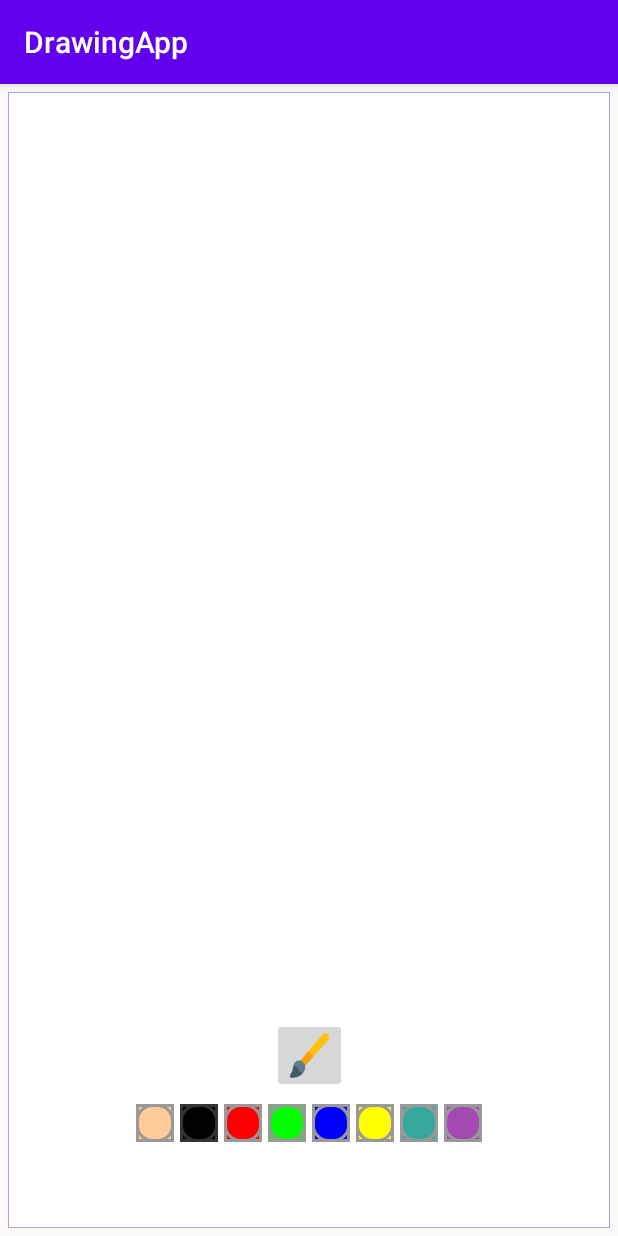
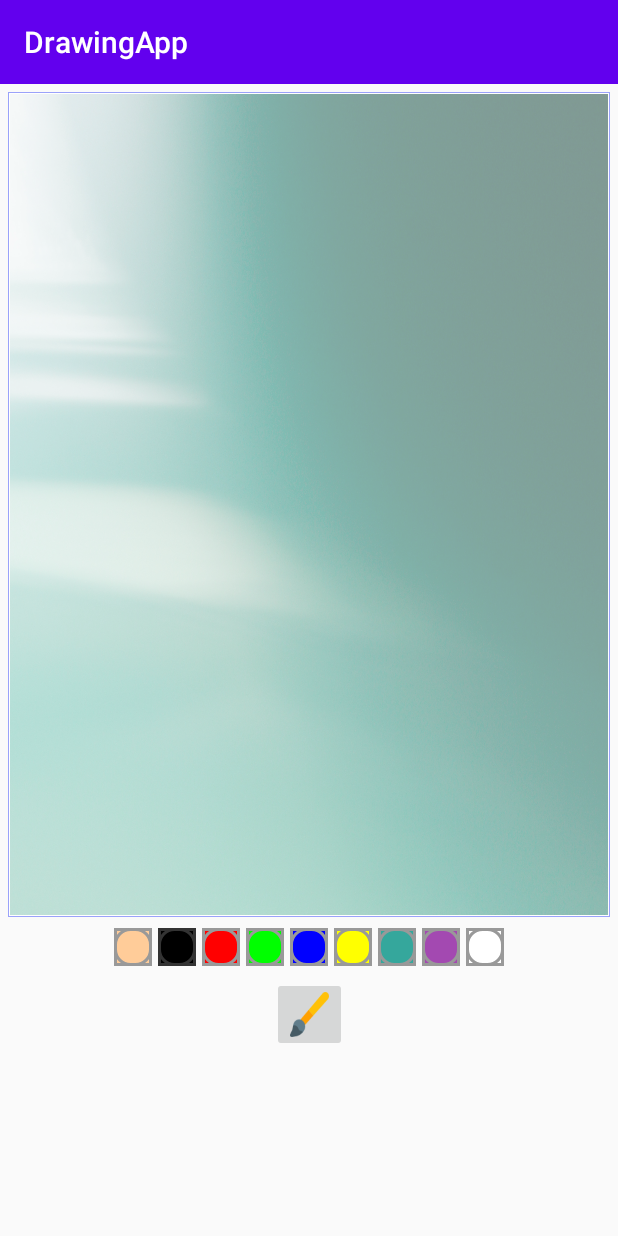
Before and after one commit to cecydb11/android_examples, an Android app: the screen it shows after launch (MainActivity), on a phone screen of 412 x 824 dp. Run offline under Robolectric (Android 15) with nearby library versions, the phone set to English and light mode, and no system bars.

Commit message:
Add color picker functionality

```diff
--- a/DrawingApp/app/src/main/java/com/cecilia/drawingapp/DrawingView.kt
+++ b/DrawingApp/app/src/main/java/com/cecilia/drawingapp/DrawingView.kt
@@ -85,6 +85,11 @@ class DrawingView(context: Context, attrs: AttributeSet) : View(context, attrs)
         mDrawPaint!!.strokeWidth = mBrushSize
     }
 
+    fun setColor(newColor: String){
+        color = Color.parseColor(newColor)
+        mDrawPaint!!.color = color
+    }
+
     internal inner class CustomPath(var color:Int, var brushThickness:Float): Path() {
 
     }
--- a/DrawingApp/app/src/main/java/com/cecilia/drawingapp/MainActivity.kt
+++ b/DrawingApp/app/src/main/java/com/cecilia/drawingapp/MainActivity.kt
@@ -3,6 +3,7 @@ package com.cecilia.drawingapp
 import android.app.Dialog
 import androidx.appcompat.app.AppCompatActivity
 import android.os.Bundle
+import android.view.View
 import android.widget.ImageButton
 import androidx.core.content.ContextCompat
 import androidx.core.view.get
@@ -49,4 +50,16 @@ class MainActivity : AppCompatActivity() {
         }
 
     }
+
+    fun paintClicked(view: View){
+        if(view!== mImageButtonCurrentPaint){
+            val imageButton = view as ImageButton
+            val colorTag = imageButton.tag.toString()
+            drawing_view.setColor(colorTag)
+            imageButton.setImageDrawable(ContextCompat.getDrawable(this, R.drawable.pallet_selected))
+            mImageButtonCurrentPaint!!.setImageDrawable(ContextCompat.getDrawable(this, R.drawable.pallet_normal))
+            mImageButtonCurrentPaint = view
+        }
+
+    }
 }
--- a/DrawingApp/app/src/main/res/layout/activity_main.xml
+++ b/DrawingApp/app/src/main/res/layout/activity_main.xml
@@ -7,18 +7,135 @@
     android:layout_height="match_parent"
     tools:context=".MainActivity">
 
-    <com.cecilia.drawingapp.DrawingView
-        android:id="@+id/drawing_view"
+    <FrameLayout
+        android:id="@+id/fl_drawing_container"
         android:layout_width="match_parent"
-        android:layout_height="match_parent"
+        android:layout_height="550dp"
+        android:layout_margin="5dp"
+        android:background="@drawable/bg_drawing_view_layout"
+        android:padding="1dp"
+        app:layout_constraintLeft_toLeftOf="parent"
         app:layout_constraintTop_toTopOf="parent"
+        app:layout_constraintRight_toRightOf="parent"
+        app:layout_constraintBottom_toTopOf="@id/ll_paint_colors">
+
+        <ImageView
+            android:id="@+id/iv_background"
+            android:layout_width="match_parent"
+            android:layout_height="match_parent"
+            android:contentDescription="background image"
+            android:scaleType="centerCrop"
+            android:src="@drawable/background" />
+
+        <com.cecilia.drawingapp.DrawingView
+            android:id="@+id/drawing_view"
+            android:layout_width="match_parent"
+            android:layout_height="match_parent"
+            android:background="#80FFFFFF" />
+    </FrameLayout>
+
+    <LinearLayout
+        android:id="@+id/ll_paint_colors"
+        android:layout_width="wrap_content"
+        android:layout_height="wrap_content"
+        android:orientation="horizontal"
+        app:layout_constraintBottom_toTopOf="@id/ib_brush"
         app:layout_constraintLeft_toLeftOf="parent"
         app:layout_constraintRight_toRightOf="parent"
-        app:layout_constraintBottom_toTopOf="@+id/ib_brush"
-        android:layout_margin="5dp"
-        android:layout_marginBottom="80dp"
-        android:background="@drawable/bg_drawing_view_layout"
+        app:layout_constraintTop_toBottomOf="@id/fl_drawing_container"
+        >
+        <ImageButton
+            android:layout_width="25dp"
+            android:layout_height="25dp"
+            android:layout_margin="2dp"
+            android:contentDescription="color_pallet"
+            android:background="@color/skin"
+            android:src="@drawable/pallet_normal"
+            android:tag="@color/skin"
+            android:onClick="paintClicked"
+            />
+
+        <ImageButton
+            android:layout_width="25dp"
+            android:layout_height="25dp"
+            android:layout_margin="2dp"
+            android:contentDescription="color_pallet"
+            android:background="@color/black"
+            android:src="@drawable/pallet_normal"
+            android:tag="@color/black"
+            android:onClick="paintClicked"
+            />
+        <ImageButton
+            android:layout_width="25dp"
+            android:layout_height="25dp"
+            android:layout_margin="2dp"
+            android:contentDescription="color_pallet"
+            android:background="@color/red"
+            android:src="@drawable/pallet_normal"
+            android:tag="@color/red"
+            android:onClick="paintClicked"
+            />
+        <ImageButton
+            android:layout_width="25dp"
+            android:layout_height="25dp"
+            android:layout_margin="2dp"
+            android:contentDescription="color_pallet"
+            android:background="@color/green"
+            android:src="@drawable/pallet_normal"
+            android:tag="@color/green"
+            android:onClick="paintClicked"
+            />
+        <ImageButton
+            android:layout_width="25dp"
+            android:layout_height="25dp"
+            android:layout_margin="2dp"
+            android:contentDescription="color_pallet"
+            android:background="@color/blue"
+            android:src="@drawable/pallet_normal"
+            android:tag="@color/blue"
+            android:onClick="paintClicked"
+            />
+        <ImageButton
+            android:layout_width="25dp"
+            android:layout_height="25dp"
+            android:layout_margin="2dp"
+            android:contentDescription="color_pallet"
+            android:background="@color/yellow"
+            android:src="@drawable/pallet_normal"
+            android:tag="@color/yellow"
+            android:onClick="paintClicked"
+            />
+        <ImageButton
+            android:layout_width="25dp"
+            android:layout_height="25dp"
+            android:layout_margin="2dp"
+            android:contentDescription="color_pallet"
+            android:background="@color/lollipop"
+            android:src="@drawable/pallet_normal"
+            android:tag="@color/lollipop"
+            android:onClick="paintClicked"
+            />
+        <ImageButton
+        android:layout_width="25dp"
+        android:layout_height="25dp"
+        android:layout_margin="2dp"
+        android:contentDescription="color_pallet"
+        android:background="@color/random"
+        android:src="@drawable/pallet_normal"
+        android:tag="@color/random"
+        android:onClick="paintClicked"
         />
+        <ImageButton
+        android:layout_width="25dp"
+        android:layout_height="25dp"
+        android:layout_margin="2dp"
+        android:contentDescription="color_pallet"
+        android:background="@color/white"
+        android:src="@drawable/pallet_normal"
+        android:tag="@color/white"
+        android:onClick="paintClicked"
+        />
+    </LinearLayout>
 
     <ImageButton
         android:id="@+id/ib_brush"
@@ -30,92 +147,7 @@
         android:layout_margin="5dp"
         app:layout_constraintLeft_toLeftOf="parent"
         app:layout_constraintRight_toRightOf="parent"
-        app:layout_constraintBottom_toTopOf="@id/ll_paint_colors"
+        app:layout_constraintTop_toBottomOf="@id/ll_paint_colors"
         />
 
-    <LinearLayout
-        android:id="@+id/ll_paint_colors"
-        android:layout_width="wrap_content"
-        android:layout_height="wrap_content"
-        android:orientation="horizontal"
-        app:layout_constraintBottom_toTopOf="@id/ib_brush"
-        app:layout_constraintLeft_toLeftOf="parent"
-        app:layout_constraintRight_toRightOf="parent"
-        app:layout_constraintTop_toBottomOf="@id/drawing_view"
-        >
-        <ImageButton
-            android:layout_width="25dp"
-            android:layout_height="25dp"
-            android:layout_margin="2dp"
-            android:contentDescription="color_pallet"
-            android:background="@color/skin"
-            android:src="@drawable/pallet_normal"
-            android:tag="@color/skin"
-            />
-
-        <ImageButton
-            android:layout_width="25dp"
-            android:layout_height="25dp"
-            android:layout_margin="2dp"
-            android:contentDescription="color_pallet"
-            android:background="@color/black"
-            android:src="@drawable/pallet_normal"
-            android:tag="@color/black"
-            />
-        <ImageButton
-            android:layout_width="25dp"
-            android:layout_height="25dp"
-            android:layout_margin="2dp"
-            android:contentDescription="color_pallet"
-            android:background="@color/red"
-            android:src="@drawable/pallet_normal"
-            android:tag="@color/red"
-            />
-        <ImageButton
-            android:layout_width="25dp"
-            android:layout_height="25dp"
-            android:layout_margin="2dp"
-            android:contentDescription="color_pallet"
-            android:background="@color/green"
-            android:src="@drawable/pallet_normal"
-            android:tag="@color/green"
-            />
-        <ImageButton
-            android:layout_width="25dp"
-            android:layout_height="25dp"
-            android:layout_margin="2dp"
-            android:contentDescription="color_pallet"
-            android:background="@color/blue"
-            android:src="@drawable/pallet_normal"
-            android:tag="@color/blue"
-            />
-        <ImageButton
-            android:layout_width="25dp"
-            android:layout_height="25dp"
-            android:layout_margin="2dp"
-            android:contentDescription="color_pallet"
-            android:background="@color/yellow"
-            android:src="@drawable/pallet_normal"
-            android:tag="@color/yellow"
-            />
-        <ImageButton
-            android:layout_width="25dp"
-            android:layout_height="25dp"
-            android:layout_margin="2dp"
-            android:contentDescription="color_pallet"
-            android:background="@color/lollipop"
-            android:src="@drawable/pallet_normal"
-            android:tag="@color/lollipop"
-            />
-        <ImageButton
-            android:layout_width="25dp"
-            android:layout_height="25dp"
-            android:layout_margin="2dp"
-            android:contentDescription="color_pallet"
-            android:background="@color/random"
-            android:src="@drawable/pallet_normal"
-            android:tag="@color/random"
-            />
-    </LinearLayout>
-
 </androidx.constraintlayout.widget.ConstraintLayout>
--- a/DrawingApp/app/src/main/res/values/colors.xml
+++ b/DrawingApp/app/src/main/res/values/colors.xml
@@ -12,4 +12,5 @@
     <color name="yellow">#FFFF00</color>
     <color name="lollipop">#35A79C</color>
     <color name="random">#A349B1</color>
+    <color name="white">#FFFFFF</color>
 </resources>
```
Also changed, not shown: DrawingApp/app/src/main/res/drawable/background.jpg (added).
